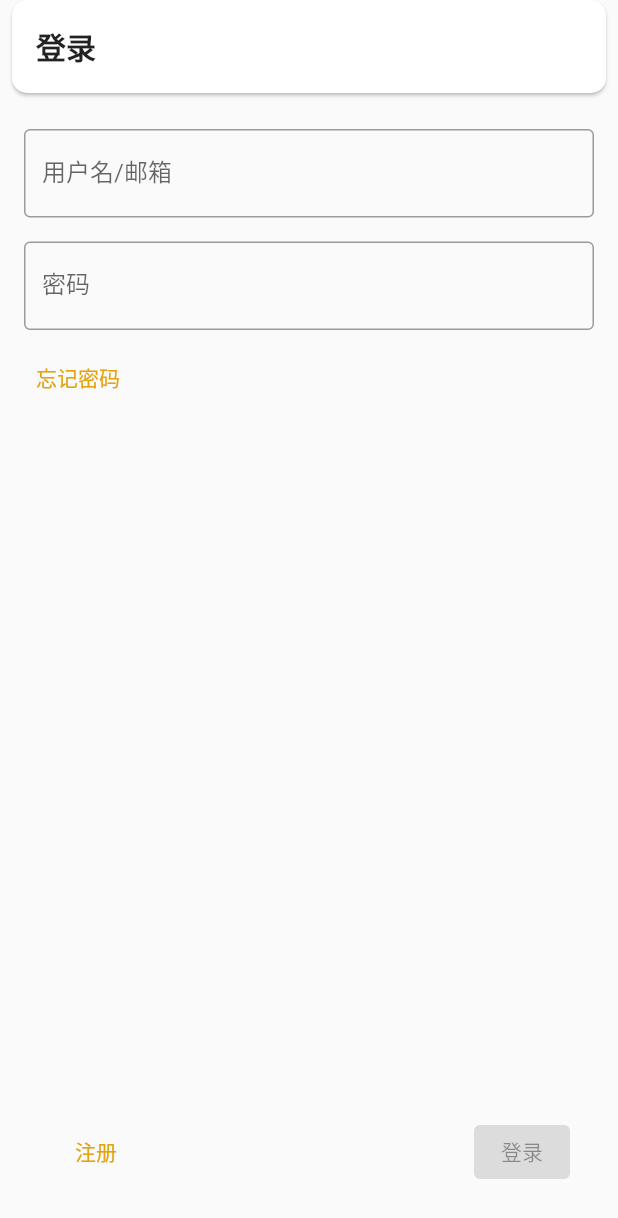
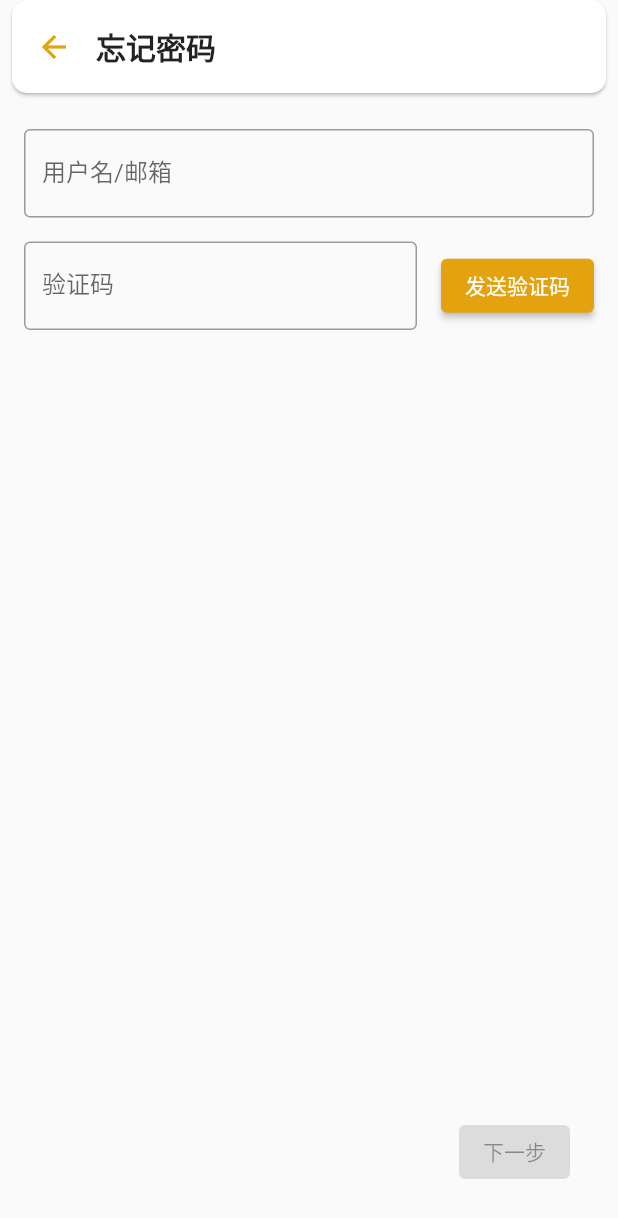
Before and after one commit to akari39/FlutterRestaurantOrderApp, a Flutter app: the screen it shows after launch, after a tap on "忘记密码", on a phone screen of 412 x 824 dp. Shown: the top 1218 px of the screen. Run offline on Flutter 3.47's test engine with Material 2 defaults, Android fonts, the phone set to English and light mode, and no system bars.

Commit message:
add forgot password & config

```diff
--- /dev/null
+++ b/lib/forgotPassword.dart
@@ -0,0 +1,200 @@
+import 'dart:async';
+
+import 'package:flutter/material.dart';
+
+import 'home.dart';
+
+class ForgotPassWord extends StatefulWidget {
+  @override
+  State<StatefulWidget> createState() => ForgotPassWordState();
+}
+
+class ForgotPassWordBody extends StatefulWidget {
+  final String loginName;
+
+  const ForgotPassWordBody({Key key, this.loginName}) : super(key: key);
+
+  @override
+  State<StatefulWidget> createState() => _ForgotPassWordBodyState();
+}
+
+class _ForgotPassWordBodyState extends State<ForgotPassWordBody> {
+  String _loginName = "";
+  String _verificationCode = "";
+  bool _isNextEnabled = false;
+
+  String _nameErrorMessage;
+  String _verificationCodeErrorMessage;
+
+  bool _isLoading = false;
+  int _countDown = 0;
+
+  Timer _timer;
+
+  TextEditingController _textEditingController = TextEditingController();
+
+  @override void initState() {
+    super.initState();
+    if(widget.loginName != null) {
+      if (widget.loginName.isNotEmpty) {
+        _loginName = widget.loginName;
+      }
+    }
+  }
+
+  @override void dispose() {
+    super.dispose();
+    if (_timer != null) {
+      _timer.cancel();
+    }
+  }
+
+  void _countDownSentTime() {
+    if(_countDown == 0) {
+      setState(() {
+        _countDown = 60;
+      });
+      const oneSec = const Duration(seconds: 1);
+
+      var callback = (timer) => {
+        setState(() {
+          if(_countDown < 1) {
+            _timer.cancel();
+          } else {
+            _countDown = _countDown - 1;
+          }
+        })
+      };
+
+      _timer = Timer.periodic(oneSec, callback);
+    }
+  }
+
+  void _onPressSendVerificationCode() async {
+    _countDownSentTime();
+  }
+
+  void _onPressNext() async {
+    FocusScope.of(context).unfocus();
+    _isLoading = true;
+    _isNextEnabled = false;
+    //TODO: 网络请求验证身份
+  }
+
+  void toggleButtonEnabled() {
+    _nameErrorMessage = null;
+    _verificationCodeErrorMessage = null;
+
+    if(_loginName.isNotEmpty && _verificationCode.isNotEmpty) {
+      _isNextEnabled = true;
+    } else {
+      _isNextEnabled = false;
+    }
+  }
+
+  @override
+  Widget build(BuildContext context) {
+    return Container(
+        padding: EdgeInsets.all(16.0),
+        child: Column(
+          crossAxisAlignment: CrossAxisAlignment.start,
+          children: [
+            Expanded (
+              child: SingleChildScrollView (
+                child: Column(
+                  children: [
+                    if(widget.loginName == null)
+                      Padding(
+                        padding: const EdgeInsets.only(top: 8.0, bottom: 8.0),
+                        child: TextField(
+                          keyboardType: TextInputType.emailAddress,
+                          decoration: InputDecoration(
+                              border: OutlineInputBorder(),
+                              labelText: "用户名/邮箱",
+                              errorText: _nameErrorMessage
+                          ),
+                          onChanged: (val) {
+                            setState(() {
+                              _loginName = val;
+                              toggleButtonEnabled();
+                            });
+                          },
+                        ),
+                      ),
+                    Padding(
+                      padding: const EdgeInsets.only(top:8.0, bottom: 8.0),
+                      child: Row(
+                        children: [
+                          Flexible(
+                            child: TextField(
+                              controller: _textEditingController,
+                              keyboardType: TextInputType.number,
+                              decoration: InputDecoration(
+                                  border: OutlineInputBorder(),
+                                  labelText: "验证码",
+                                  errorText: _verificationCodeErrorMessage
+                              ),
+                              onChanged: (val) {
+                                setState(() {
+                                  if(val.length > 4) {
+                                    _textEditingController.text = _verificationCode;
+                                    _textEditingController.selection = TextSelection.fromPosition(TextPosition(offset: _textEditingController.text.length));
+                                  } else _verificationCode = val;
+                                  toggleButtonEnabled();
+                                });
+                              },
+                            ),
+                          ),
+                          Padding(
+                            padding: const EdgeInsets.only(left: 16.0),
+                            child: ElevatedButton(
+                              onPressed: _countDown == 0 ? _onPressSendVerificationCode : null,
+                              child: _countDown == 0 ? Text("发送验证码") : Text("请等 $_countDown 秒")
+                            ),
+                          )
+                        ],
+                      ),
+                    ),
+                  ],
+                ),
+              ),
+            ),
+            Padding(
+              padding: const EdgeInsets.all(16.0),
+              child: Row(
+                children: [
+                  Spacer(),
+                  if (_isLoading) Padding(
+                    padding: const EdgeInsets.only(right: 24.0),
+                    child: SizedBox(
+                        height: 28.0,
+                        width: 28.0,
+                        child: CircularProgressIndicator(valueColor: AlwaysStoppedAnimation(Theme.of(context).primaryColor))
+                    ),
+                  ),
+                  ElevatedButton(
+                      onPressed: _isNextEnabled ? _onPressNext : null,
+                      child: Text("下一步")
+                  )
+                ],
+              ),
+            )
+          ],
+        )
+    );
+  }
+}
+
+class ForgotPassWordState extends State<ForgotPassWord> {
+  @override
+  Widget build(BuildContext context) {
+    return Scaffold(
+        appBar: FullAppbar(title: "忘记密码", hasParent: true, onBackPressed: () {Navigator.pop(context);}),
+        body: GestureDetector(
+            onTap: () { FocusScope.of(context).unfocus(); },
+            behavior: HitTestBehavior.translucent,
+            child: ForgotPassWordBody()
+        )
+    );
+  }
+}
--- a/lib/home.dart
+++ b/lib/home.dart
@@ -1,4 +1,5 @@
 import 'package:flutter/material.dart';
+import 'package:wireless_order_system/forgotPassword.dart';
 import 'package:wireless_order_system/register.dart';
 
 class Home extends StatefulWidget {
@@ -12,7 +13,6 @@ class FullAppbar extends StatelessWidget implements PreferredSizeWidget {
   final Function onBackPressed;
 
   const FullAppbar({Key key, this.title, this.hasParent, this.onBackPressed}) : super(key: key);
-
 
   @override
   Widget build(BuildContext context) {
@@ -59,31 +59,42 @@ class HomeBody extends StatefulWidget {
 }
 
 class _HomeBodyState extends State<HomeBody> {
-  String loginName = "";
-  String password = "";
-  bool isLoginEnabled = false;
-  bool isLoginIn = false;
+  String _loginName = "";
+  String _password = "";
+  bool _isLoginEnabled = false;
 
-  void onPressedForgotPassword() {
+  String _nameErrorMessage; //show error in text field when request failed
+  String _passwordErrorMessage; //show error in text field when request failed
+
+  bool _isLoading = false; //control the loading indicator
+
+  void onPressForgotPassword() {
     FocusScope.of(context).unfocus();
+    Navigator.push(context, MaterialPageRoute(builder: (context) => ForgotPassWord()));
   }
 
-  void onPressedRegister() {
+  void onPressRegister() {
     FocusScope.of(context).unfocus();
     Navigator.push(context, MaterialPageRoute(
       builder: (context) => RegisterWidget()
     ));
   }
 
-  void onPressedLogin() async {
+  void onPressLogin() async {
     FocusScope.of(context).unfocus();
+    _isLoading = true;
+    _isLoginEnabled = false;
+    //TODO：网络请求验证用户名和密码
   }
 
   void toggleButtonEnabled() {
-    if(password.isNotEmpty && password.length >= 8 && loginName.isNotEmpty) {
-      isLoginEnabled = true;
+    _nameErrorMessage = null;
+    _passwordErrorMessage = null;
+
+    if(_password.isNotEmpty && _password.length >= 8 && _loginName.isNotEmpty) {
+      _isLoginEnabled = true;
     } else {
-      isLoginEnabled = false;
+      _isLoginEnabled = false;
     }
   }
 
@@ -102,12 +113,13 @@ class _HomeBodyState extends State<HomeBody> {
                   child: TextField(
                     keyboardType: TextInputType.emailAddress,
                     decoration: InputDecoration(
-                      border: OutlineInputBorder(),
-                      labelText: "用户名/邮箱"
+                        border: OutlineInputBorder(),
+                        labelText: "用户名/邮箱",
+                        errorText: _nameErrorMessage
                     ),
                     onChanged: (val) {
                       setState(() {
-                        loginName = val;
+                        _loginName = val;
                         toggleButtonEnabled();
                       });
                     },
@@ -119,11 +131,12 @@ class _HomeBodyState extends State<HomeBody> {
                     obscureText: true,
                     decoration: InputDecoration(
                         border: OutlineInputBorder(),
-                        labelText: "密码"
+                        labelText: "密码",
+                        errorText: _passwordErrorMessage
                     ),
                     onChanged: (val) {
                       setState(() {
-                        password = val;
+                        _password = val;
                         toggleButtonEnabled();
                       });
                     },
@@ -131,7 +144,7 @@ class _HomeBodyState extends State<HomeBody> {
                 ),
                 Row(children: [
                     TextButton(
-                      onPressed: onPressedForgotPassword,
+                      onPressed: onPressForgotPassword,
                       child: Text("忘记密码")
                     )
                   ]
@@ -144,12 +157,20 @@ class _HomeBodyState extends State<HomeBody> {
             child: Row(
               children: [
                 TextButton(
-                  onPressed: onPressedRegister,
+                  onPressed: onPressRegister,
                   child: Text("注册")
                 ),
                 Spacer(),
+                if (_isLoading) Padding(
+                  padding: const EdgeInsets.only(right: 24.0),
+                  child: SizedBox(
+                      height: 28.0,
+                      width: 28.0,
+                      child: CircularProgressIndicator(valueColor: AlwaysStoppedAnimation(Theme.of(context).primaryColor))
+                  ),
+                ),
                 ElevatedButton(
-                    onPressed: isLoginEnabled ? onPressedLogin : null,
+                    onPressed: _isLoginEnabled ? onPressLogin : null,
                     child: Text("登录")
                 )
               ],
@@ -161,9 +182,7 @@ class _HomeBodyState extends State<HomeBody> {
   }
 }
 
-
 class HomeState extends State<Home> {
-
   @override
   Widget build(BuildContext context) {
     return Scaffold(
@@ -175,5 +194,4 @@ class HomeState extends State<Home> {
       )
     );
   }
-
 }
--- a/lib/main.dart
+++ b/lib/main.dart
@@ -1,5 +1,4 @@
 import 'package:flutter/material.dart';
-import 'package:english_words/english_words.dart';
 import 'package:flutter/services.dart';
 import 'package:wireless_order_system/home.dart';
 
--- a/pubspec.yaml
+++ b/pubspec.yaml
@@ -27,7 +27,7 @@ dependencies:
   # The following adds the Cupertino Icons font to your application.
   # Use with the CupertinoIcons class for iOS style icons.
   cupertino_icons: ^1.0.0
-  english_words: ^3.1.5
+  material_design_icons_flutter: 4.0.5855
 
 dev_dependencies:
   flutter_test:
```
Also changed, not shown: lib/config.dart (added, +27 -0 lines), lib/register.dart (+16 -7 lines), lib/start.dart (added, +17 -0 lines), pubspec.lock.
